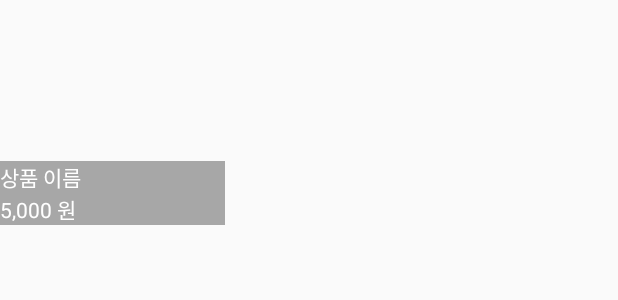
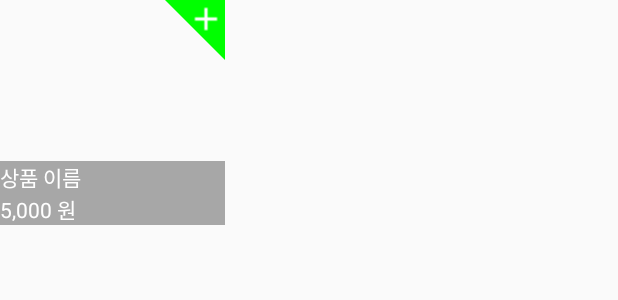
Before and after one commit to heukhyeon/OrderService, an Android app: the layout item_menuitem_order.xml on its own in the app's theme, with its tools: preview values and no code run, on a phone screen of 412 x 824 dp. Shown: the top 300 px of the screen. Run offline under Robolectric (Android 15) with nearby library versions, the phone set to English and light mode, and no system bars.

Commit message:
menuItem Optionable 표시

```diff
--- /dev/null
+++ b/app/src/main/res/drawable/bg_optionable.xml
@@ -0,0 +1,9 @@
+<?xml version="1.0" encoding="utf-8"?>
+<vector xmlns:android="http://schemas.android.com/apk/res/android"
+    android:width="40dp"
+    android:height="40dp"
+    android:viewportWidth="40"
+    android:viewportHeight="40">
+    <path android:fillColor="#0f0"
+        android:pathData="M0 0 h40 l-0 40 Z"/>
+</vector>
--- a/app/src/main/res/layout/item_menuitem_order.xml
+++ b/app/src/main/res/layout/item_menuitem_order.xml
@@ -47,5 +47,17 @@
                 android:textColor="#fff" />
 
         </LinearLayout>
+        <FrameLayout
+            android:layout_width="40dp"
+            android:layout_height="40dp"
+            android:layout_gravity="end"
+            android:background="@drawable/bg_optionable">
+            <ImageView
+                android:layout_width="25dp"
+                android:layout_height="25dp"
+                android:src="@drawable/icon_add"
+                android:layout_gravity="end"/>
+
+        </FrameLayout>
     </FrameLayout>
 </layout>
```
Also changed, not shown: app/src/main/res/drawable/icon_add.png (added).
